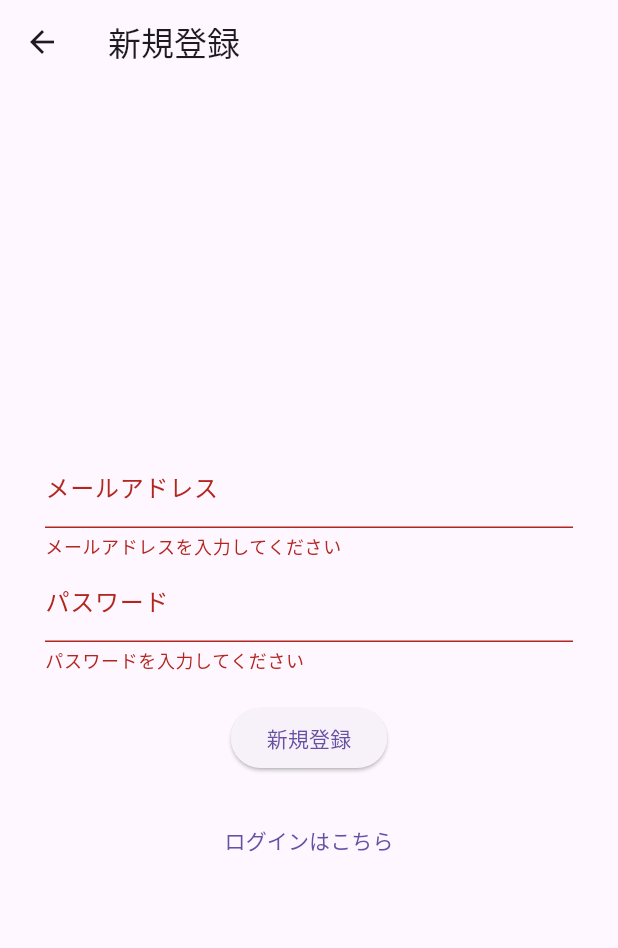
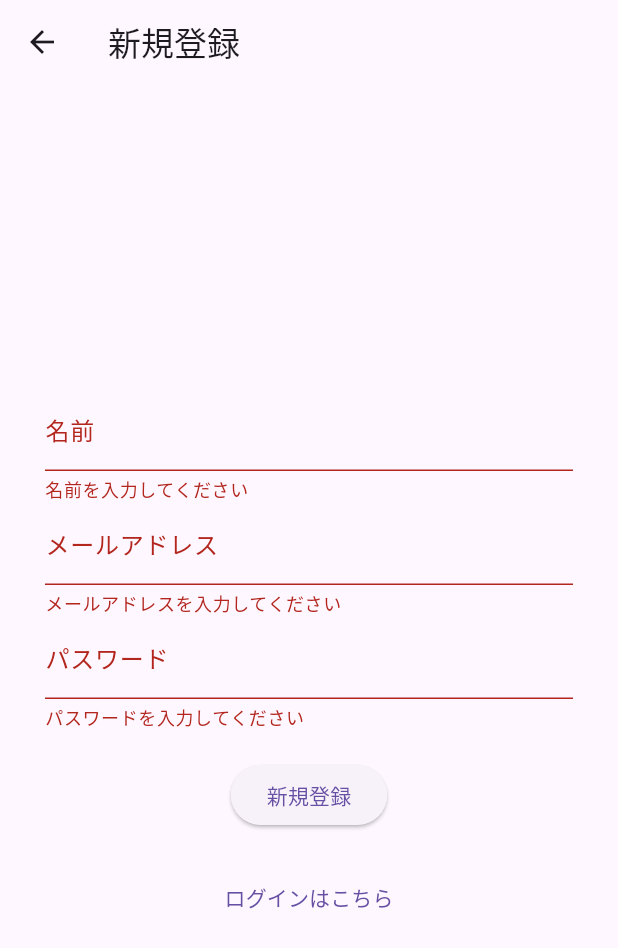
Before and after one commit to yusuke-shiya/selfManageApp-flutter, a Flutter app: the SignupPage screen opened directly, after a tap on "新規登録", on a phone screen of 412 x 824 dp. Shown: the top 948 px of the screen. Run offline on Flutter 3.47's test engine with Material 3 defaults, Android fonts, the phone set to English and light mode, and no system bars; our stand-ins replace dio, firebase_auth, firebase_core, flutter_riverpod, freezed_annotation; accounts and stored records are empty; generated files the repository leaves out were written again.

Commit message:
feat: user createをname込みで叩く

```diff
--- a/lib/presentation/page/user/signup_page.dart
+++ b/lib/presentation/page/user/signup_page.dart
@@ -7,6 +7,7 @@ import 'package:self_manage_app/application/usecase/auth/state/auth_provider.dar
 
 class SignupPage extends ConsumerWidget {
   final _formKey = GlobalKey<FormState>();
+  final _nameController = TextEditingController();
   final _emailController = TextEditingController();
   final _passwordController = TextEditingController();
 
@@ -20,8 +21,8 @@ class SignupPage extends ConsumerWidget {
       if (state.auth != null) {
         // backendにもユーザーを作成し、ホーム画面に遷移
         await ref.read(userStateProvider.notifier).create(
+              _nameController.text,
               state.auth!.email,
-              state.auth!.uid,
               await ref.read(authStateProvider.notifier).token,
             );
         Navigator.of(context).pushReplacement(
@@ -50,6 +51,16 @@ class SignupPage extends ConsumerWidget {
             child: Column(
               mainAxisAlignment: MainAxisAlignment.center,
               children: <Widget>[
+                TextFormField(
+                  controller: _nameController,
+                  decoration: InputDecoration(labelText: '名前'),
+                  validator: (value) {
+                    if (value == null || value.isEmpty) {
+                      return '名前を入力してください';
+                    }
+                    return null;
+                  },
+                ),
                 TextFormField(
                   controller: _emailController,
                   decoration: InputDecoration(labelText: 'メールアドレス'),
```
